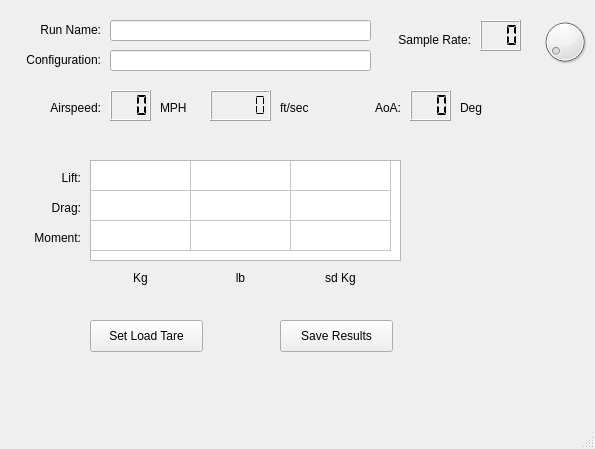
First picture: the form in Tunnel_Model.ui, repository n2ee/Wind-Tunnel-GUI, before the edit.
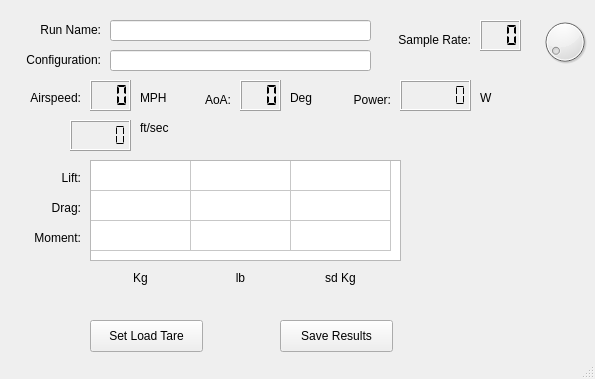
Second picture: the form after the edit.

```diff
--- a/Tunnel_Model.ui
+++ b/Tunnel_Model.ui
@@ -7,7 +7,7 @@
     <x>0</x>
     <y>0</y>
     <width>595</width>
-    <height>449</height>
+    <height>379</height>
    </rect>
   </property>
   <property name="windowTitle">
@@ -98,8 +98,8 @@
    <widget class="QLabel" name="lblAirspeed">
     <property name="geometry">
      <rect>
-      <x>40</x>
-      <y>100</y>
+      <x>20</x>
+      <y>90</y>
       <width>61</width>
       <height>16</height>
      </rect>
@@ -114,8 +114,8 @@
    <widget class="QLabel" name="lblMPH">
     <property name="geometry">
      <rect>
-      <x>160</x>
-      <y>100</y>
+      <x>140</x>
+      <y>90</y>
       <width>31</width>
       <height>16</height>
      </rect>
@@ -127,8 +127,8 @@
    <widget class="QLabel" name="lblFtPerSec">
     <property name="geometry">
      <rect>
-      <x>280</x>
-      <y>100</y>
+      <x>140</x>
+      <y>120</y>
       <width>41</width>
       <height>16</height>
      </rect>
@@ -140,8 +140,8 @@
    <widget class="QLCDNumber" name="outSpeedMPH">
     <property name="geometry">
      <rect>
-      <x>110</x>
-      <y>90</y>
+      <x>90</x>
+      <y>80</y>
       <width>41</width>
       <height>31</height>
      </rect>
@@ -324,8 +324,8 @@
    <widget class="QLCDNumber" name="outSpeedFps">
     <property name="geometry">
      <rect>
-      <x>210</x>
-      <y>90</y>
+      <x>70</x>
+      <y>120</y>
       <width>61</width>
       <height>31</height>
      </rect>
@@ -356,10 +356,10 @@
    <widget class="QLabel" name="lblAoA">
     <property name="geometry">
      <rect>
-      <x>340</x>
-      <y>100</y>
-      <width>61</width>
-      <height>16</height>
+      <x>190</x>
+      <y>90</y>
+      <width>41</width>
+      <height>20</height>
      </rect>
     </property>
     <property name="text">
@@ -372,8 +372,8 @@
    <widget class="QLCDNumber" name="outAoaDeg">
     <property name="geometry">
      <rect>
-      <x>410</x>
-      <y>90</y>
+      <x>240</x>
+      <y>80</y>
       <width>41</width>
       <height>31</height>
      </rect>
@@ -388,8 +388,8 @@
    <widget class="QLabel" name="lblDeg">
     <property name="geometry">
      <rect>
-      <x>460</x>
-      <y>100</y>
+      <x>290</x>
+      <y>90</y>
       <width>31</width>
       <height>16</height>
      </rect>
@@ -398,6 +398,54 @@
      <string>Deg</string>
     </property>
    </widget>
+   <widget class="QLabel" name="lblPower">
+    <property name="geometry">
+     <rect>
+      <x>350</x>
+      <y>90</y>
+      <width>41</width>
+      <height>20</height>
+     </rect>
+    </property>
+    <property name="text">
+     <string>Power:</string>
+    </property>
+    <property name="alignment">
+     <set>Qt::AlignRight|Qt::AlignTrailing|Qt::AlignVCenter</set>
+    </property>
+   </widget>
+   <widget class="QLCDNumber" name="outPower">
+    <property name="geometry">
+     <rect>
+      <x>400</x>
+      <y>80</y>
+      <width>71</width>
+      <height>31</height>
+     </rect>
+    </property>
+    <property name="numDigits">
+     <number>6</number>
+    </property>
+    <property name="digitCount">
+     <number>6</number>
+    </property>
+    <property name="segmentStyle">
+     <enum>QLCDNumber::Flat</enum>
+    </property>
+   </widget>
+   <widget class="QLabel" name="lblWatts">
+    <property name="geometry">
+     <rect>
+      <x>480</x>
+      <y>90</y>
+      <width>31</width>
+      <height>16</height>
+     </rect>
+    </property>
+    <property name="text">
+     <string>W</string>
+    </property>
+   </widget>
   </widget>
   <widget class="QStatusBar" name="statusbar"/>
  </widget>
```
